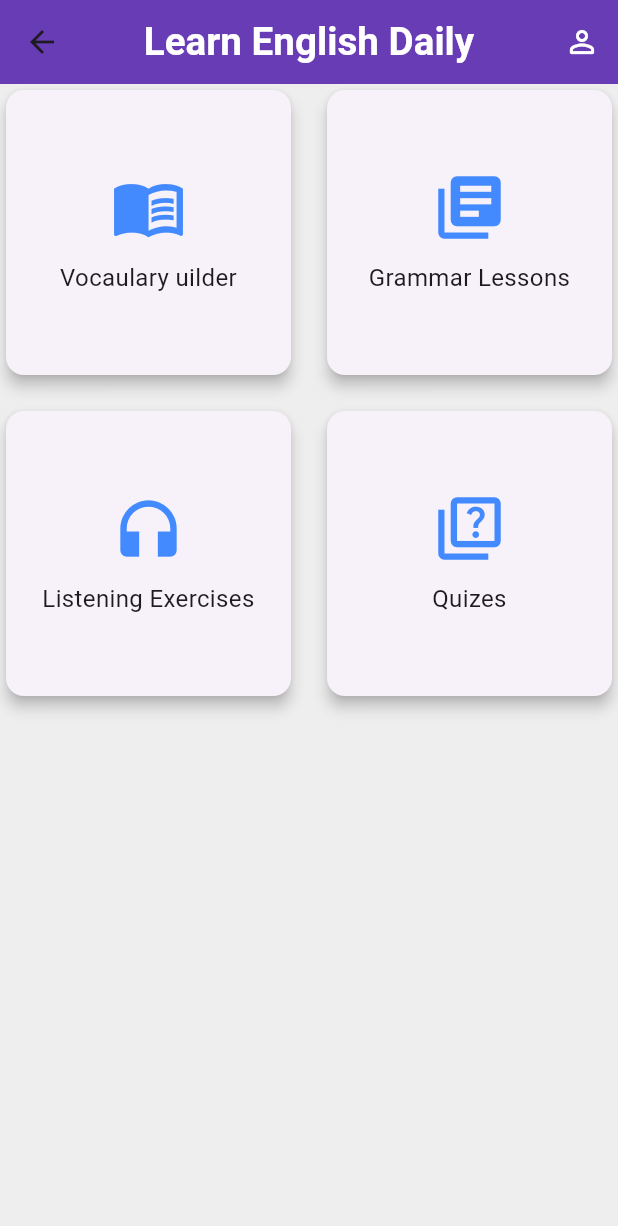
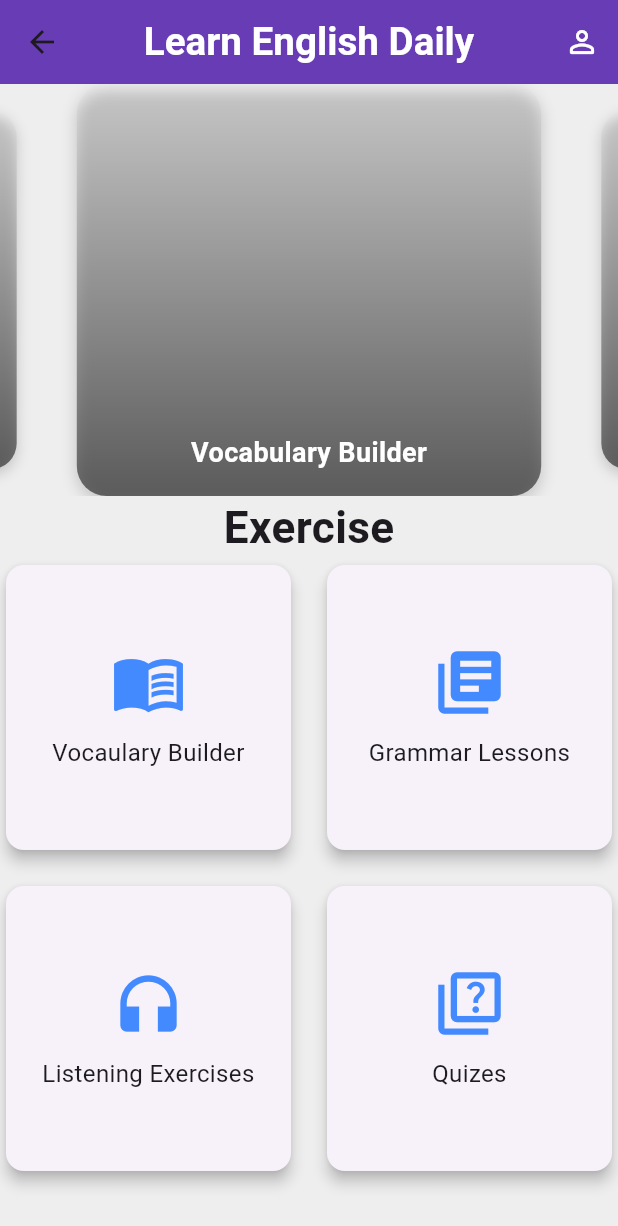
Before and after one commit to Hassan9865/English-Learning-App, a Flutter app: the HomeView screen opened by its route, on a phone screen of 412 x 824 dp. Shown: the top 1226 px of the screen. Run offline on Flutter 3.47's test engine with Material 3 defaults, Android fonts, the phone set to English and light mode, and no system bars; drawn by our look-alikes of carousel_slider; our stand-ins replace lottie, persistent_bottom_nav_bar, shared_preferences, stacked, stacked_services, stacked_shared; accounts and stored records are empty.

Commit message:
card slider

```diff
--- a/lib/view/home/home_view.dart
+++ b/lib/view/home/home_view.dart
@@ -1,4 +1,5 @@
 import 'package:eng_learning_app/view/home/home_viewModel.dart';
+import 'package:eng_learning_app/view/home/widget/card_slider.dart';
 import 'package:eng_learning_app/view/home/widget/my_card.dart';
 import 'package:flutter/material.dart';
 import 'package:stacked/stacked.dart';
@@ -30,13 +31,23 @@ class HomeView extends StatelessWidget {
                 onPressed: () {
                   viewModel.naviagteToProfileview();
                 },
-                icon: Icon(Icons.person_outline_rounded, color: Colors.white),
+                icon: Icon(
+                  Icons.person_outline_rounded,
+                  color: Colors.white,
+                ),
               )
             ],
           ),
           body: SafeArea(
             child: Column(
               children: [
+                CardSlider(),
+                Text(
+                  "Exercise",
+                  style: TextStyle(
+                      fontSize: MediaQuery.of(context).size.width / 14,
+                      fontWeight: FontWeight.bold),
+                ),
                 Expanded(
                   child: GridView.count(
                     crossAxisCount: 2,
@@ -44,7 +55,7 @@ class HomeView extends StatelessWidget {
                     mainAxisSpacing: 16,
                     children: const [
                       MyCard(
-                        title: "Vocaulary uilder",
+                        title: "Vocaulary Builder",
                         icon: Icons.menu_book_outlined,
                         color: Colors.blueAccent,
                       ),
--- /dev/null
+++ b/lib/view/home/widget/card_slider.dart
@@ -0,0 +1,76 @@
+import 'package:carousel_slider/carousel_slider.dart';
+import 'package:flutter/material.dart';
+
+class CardSlider extends StatelessWidget {
+  final List<String> titles = [
+    "Vocabulary Builder",
+    "Grammar Lessons",
+    "Listening Exercises",
+    "Reading Practice",
+    "Speaking Practice"
+  ];
+
+  final List<String> images = [
+    "assets/images/vocabulary.png",
+    "assets/images/grammar.png",
+    "assets/images/listening.png",
+    "assets/images/reading.png",
+    "assets/images/speaking.png"
+  ];
+
+  @override
+  Widget build(BuildContext context) {
+    return Center(
+      child: CarouselSlider(
+        options: CarouselOptions(
+          height: MediaQuery.of(context).size.height / 3, // Adjust height
+          enlargeCenterPage: true,
+          autoPlay: true,
+          autoPlayInterval: Duration(seconds: 3),
+          enableInfiniteScroll: true,
+          viewportFraction: 0.8, // Card size in view
+        ),
+        items: titles.asMap().entries.map((entry) {
+          // int index = entry.key;
+          String title = entry.value;
+          return Container(
+            margin: EdgeInsets.symmetric(horizontal: 10),
+            decoration: BoxDecoration(
+              borderRadius: BorderRadius.circular(20),
+              boxShadow: [
+                BoxShadow(
+                  color: Colors.grey.withOpacity(0.5),
+                  blurRadius: 8,
+                  offset: Offset(0, 4),
+                ),
+              ],
+              // image: DecorationImage(
+              //   image: AssetImage(images[index]),
+              //   fit: BoxFit.cover,
+              // ),
+            ),
+            child: Container(
+              alignment: Alignment.bottomCenter,
+              padding: EdgeInsets.all(16),
+              decoration: BoxDecoration(
+                borderRadius: BorderRadius.circular(20),
+                gradient: LinearGradient(
+                  colors: [Colors.black54, Colors.transparent],
+                  begin: Alignment.bottomCenter,
+                  end: Alignment.topCenter,
+                ),
+              ),
+              child: Text(
+                title,
+                style: TextStyle(
+                    color: Colors.white,
+                    fontSize: 18,
+                    fontWeight: FontWeight.bold),
+              ),
+            ),
+          );
+        }).toList(),
+      ),
+    );
+  }
+}
--- a/pubspec.yaml
+++ b/pubspec.yaml
@@ -41,6 +41,7 @@ dependencies:
   persistent_bottom_nav_bar: ^6.2.1
   lottie: ^3.2.0
   shared_preferences: ^2.3.4
+  carousel_slider: ^5.0.0
 
 dev_dependencies:
   flutter_test:
```
Also changed, not shown: pubspec.lock.
